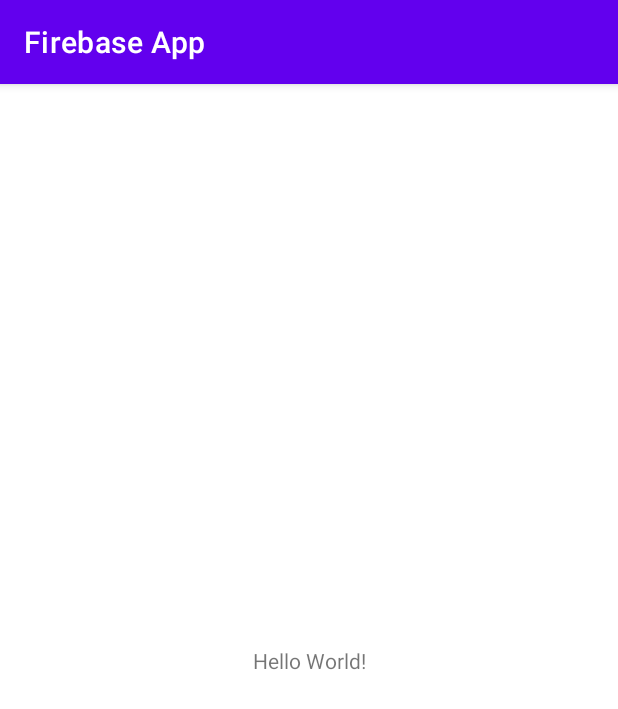
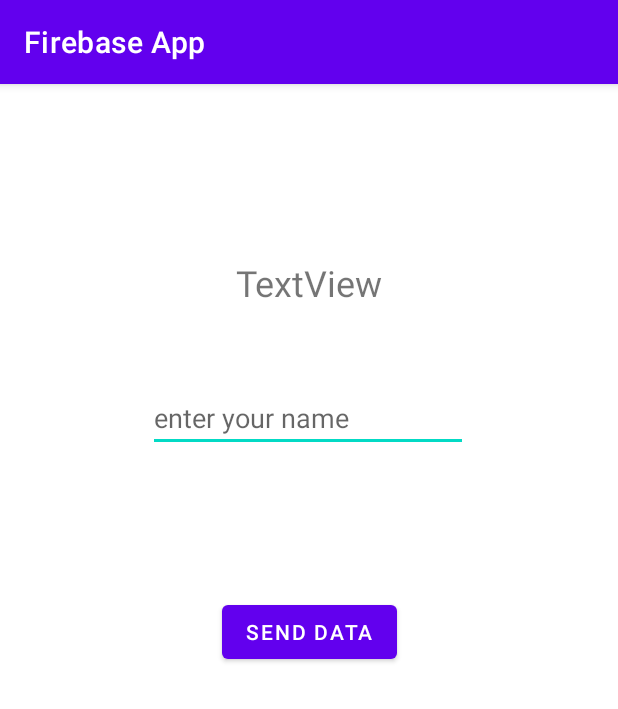
Before and after one commit to maharani032/Firebase-App, an Android app: the screen it shows after launch (MainActivity), on a phone screen of 412 x 824 dp. Shown: the top 709 px of the screen. Run offline under Robolectric (Android 15) with nearby library versions, the phone set to English and light mode, and no system bars; our stand-ins replace Firebase (no records; nobody signed in at launch, a user with empty details on screens opened directly).

Commit message:
test app firebase done

```diff
--- a/app/build.gradle
+++ b/app/build.gradle
@@ -1,5 +1,6 @@
 plugins {
     id 'com.android.application'
+    id 'com.google.gms.google-services'
 }
 
 android {
@@ -32,6 +33,7 @@ dependencies {
     implementation 'androidx.appcompat:appcompat:1.5.0'
     implementation 'com.google.android.material:material:1.6.1'
     implementation 'androidx.constraintlayout:constraintlayout:2.1.4'
+    implementation 'com.google.firebase:firebase-database:20.0.5'
     testImplementation 'junit:junit:4.13.2'
     androidTestImplementation 'androidx.test.ext:junit:1.1.3'
     androidTestImplementation 'androidx.test.espresso:espresso-core:3.4.0'
--- a/app/src/main/java/com/mahar/firebaseapp/MainActivity.java
+++ b/app/src/main/java/com/mahar/firebaseapp/MainActivity.java
@@ -1,14 +1,60 @@
 package com.mahar.firebaseapp;
 
+import androidx.annotation.NonNull;
 import androidx.appcompat.app.AppCompatActivity;
 
 import android.os.Bundle;
+import android.view.View;
+import android.widget.Button;
+import android.widget.EditText;
+import android.widget.TextView;
+
+import com.google.firebase.database.DataSnapshot;
+import com.google.firebase.database.DatabaseError;
+import com.google.firebase.database.DatabaseReference;
+import com.google.firebase.database.FirebaseDatabase;
+import com.google.firebase.database.ValueEventListener;
 
 public class MainActivity extends AppCompatActivity {
+    private Button button;
+    private EditText name;
+    private TextView textView;
+
+    FirebaseDatabase database=FirebaseDatabase.getInstance();
+    DatabaseReference reference=database.getReference().child("Users");
+    DatabaseReference reference2=database.getReference();
 
     @Override
     protected void onCreate(Bundle savedInstanceState) {
         super.onCreate(savedInstanceState);
         setContentView(R.layout.activity_main);
+
+        button=findViewById(R.id.button);
+        name=findViewById(R.id.editText);
+        textView=findViewById(R.id.textView);
+
+        reference2.addValueEventListener(new ValueEventListener() {
+            @Override
+            public void onDataChange(@NonNull DataSnapshot snapshot) {
+
+                String realname = (String) snapshot.child("Users").child("name").getValue();
+                name.setText(realname);
+            }
+
+            @Override
+            public void onCancelled(@NonNull DatabaseError error) {
+
+            }
+        });
+
+
+        button.setOnClickListener(new View.OnClickListener() {
+            @Override
+            public void onClick(View view) {
+                String username=name.getText().toString();
+
+                reference.child("userName").setValue(username);
+            }
+        });
     }
 }
--- a/app/src/main/res/layout/activity_main.xml
+++ b/app/src/main/res/layout/activity_main.xml
@@ -7,12 +7,38 @@
     tools:context=".MainActivity">
 
     <TextView
+        android:id="@+id/textView"
         android:layout_width="wrap_content"
         android:layout_height="wrap_content"
-        android:text="Hello World!"
-        app:layout_constraintBottom_toBottomOf="parent"
+        android:layout_marginTop="116dp"
+        android:text="TextView"
+        android:textSize="24sp"
         app:layout_constraintEnd_toEndOf="parent"
         app:layout_constraintStart_toStartOf="parent"
         app:layout_constraintTop_toTopOf="parent" />
 
+    <Button
+        android:id="@+id/button"
+        android:layout_width="wrap_content"
+        android:layout_height="wrap_content"
+        android:layout_marginTop="96dp"
+        android:text="send Data"
+        app:layout_constraintEnd_toEndOf="parent"
+        app:layout_constraintHorizontal_bias="0.501"
+        app:layout_constraintStart_toStartOf="parent"
+        app:layout_constraintTop_toBottomOf="@+id/editText" />
+
+    <EditText
+        android:id="@+id/editText"
+        android:layout_width="wrap_content"
+        android:layout_height="wrap_content"
+        android:layout_marginTop="200dp"
+        android:ems="10"
+        android:hint="enter your name"
+        android:inputType="textPersonName"
+        app:layout_constraintEnd_toEndOf="parent"
+        app:layout_constraintHorizontal_bias="0.497"
+        app:layout_constraintStart_toStartOf="parent"
+        app:layout_constraintTop_toTopOf="parent" />
+
 </androidx.constraintlayout.widget.ConstraintLayout>
--- a/build.gradle
+++ b/build.gradle
@@ -1,4 +1,8 @@
-// Top-level build file where you can add configuration options common to all sub-projects/modules.
+buildscript {
+    dependencies {
+        classpath 'com.google.gms:google-services:4.3.13'
+    }
+}// Top-level build file where you can add configuration options common to all sub-projects/modules.
 plugins {
     id 'com.android.application' version '7.2.1' apply false
     id 'com.android.library' version '7.2.1' apply false
```
Also changed, not shown: 2 other files.
